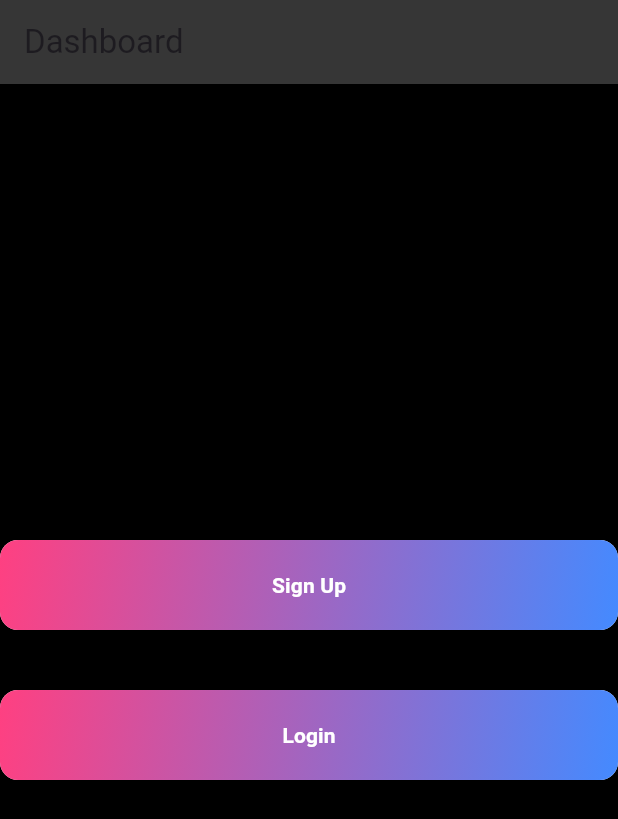
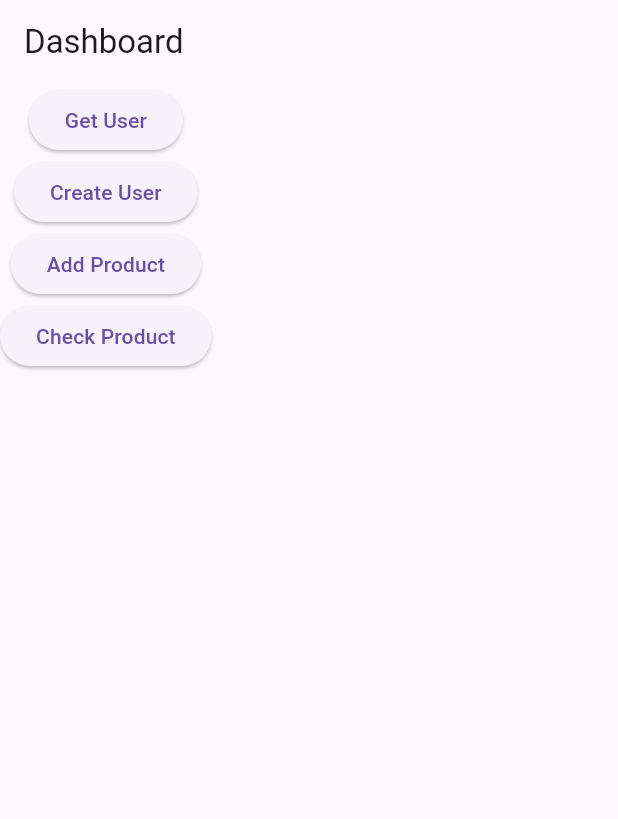
Before and after one commit to varshini2304/healthcare-data-management, a Flutter app: the screen it shows after launch, on a phone screen of 412 x 824 dp. Shown: the top 819 px of the screen. Run offline on Flutter 3.47's test engine with Material 3 defaults, Android fonts, the phone set to English and light mode, and no system bars; our stand-ins replace firebase_core; accounts and stored records are empty.

```diff
--- a/lib/api_service.dart
+++ b/lib/api_service.dart
@@ -1,28 +1,54 @@
-// api_service.dart
-import 'dart:convert';
+import 'dart:convert'; // For JSON encoding/decoding
 import 'package:http/http.dart' as http;
 
 class ApiService {
-  static const String apiUrl = 'https://your-api-endpoint.com/create-user'; // Update with your API URL
+  final String baseUrl = 'http://127.0.0.1:5000'; // Flask backend URL
 
-  Future<bool> createUser(Map<String, dynamic> userData) async {
-    try {
-      final response = await http.post(
-        Uri.parse(apiUrl),
-        headers: {'Content-Type': 'application/json'},
-        body: jsonEncode(userData),
-      );
+  // Fetch user details
+  Future<Map<String, dynamic>> getUser(String userId) async {
+    final response = await http.get(Uri.parse('$baseUrl/get_user?user_id=$userId'));
+    if (response.statusCode == 200) {
+      return json.decode(response.body);
+    } else {
+      throw Exception('Failed to fetch user: ${response.body}');
+    }
+  }
 
-      if (response.statusCode == 200) {
-        // Successfully created user
-        return true;
-      } else {
-        // Handle failure response (you can show a message or log error)
-        return false;
-      }
-    } catch (e) {
-      print("Error creating user: $e");
-      return false;
+  // Create a new user
+  Future<Map<String, dynamic>> createUser(String userId, String userName) async {
+    final response = await http.post(
+      Uri.parse('$baseUrl/create_user'),
+      headers: {'Content-Type': 'application/json'},
+      body: json.encode({'user_id': userId, 'user_name': userName}),
+    );
+    if (response.statusCode == 201) {
+      return json.decode(response.body);
+    } else {
+      throw Exception('Failed to create user: ${response.body}');
+    }
+  }
+
+  // Add a product
+  Future<Map<String, dynamic>> addProduct(String productId, String productName, String ownerId) async {
+    final response = await http.post(
+      Uri.parse('$baseUrl/add_product'),
+      headers: {'Content-Type': 'application/json'},
+      body: json.encode({'product_id': productId, 'product_name': productName, 'owner_id': ownerId}),
+    );
+    if (response.statusCode == 201) {
+      return json.decode(response.body);
+    } else {
+      throw Exception('Failed to add product: ${response.body}');
+    }
+  }
+
+  // Check product details
+  Future<Map<String, dynamic>> checkProduct(String productId) async {
+    final response = await http.get(Uri.parse('$baseUrl/check_product?product_id=$productId'));
+    if (response.statusCode == 200) {
+      return json.decode(response.body);
+    } else {
+      throw Exception('Failed to fetch product: ${response.body}');
     }
   }
 }
--- a/lib/main.dart
+++ b/lib/main.dart
@@ -1,12 +1,17 @@
 import 'package:file_picker/file_picker.dart';
 import 'package:flutter/material.dart';
 import 'dart:math';
+import 'package:flutter/material.dart';
+import 'api_service.dart'; // Import the file containing the ApiService class
+import 'package:firebase_core/firebase_core.dart';
 import 'dart:io';
-
 const Color appBarButtonColor = Color(0xFF363636);
 
 void main() {
-  runApp(const MyApp());
+  runApp(MaterialApp(
+    debugShowCheckedModeBanner: false,
+    home: DashboardScreen(), // Remove 'const' here
+  ));
 }
 
 class MyApp extends StatelessWidget {
@@ -14,7 +19,7 @@ class MyApp extends StatelessWidget {
 
   @override
   Widget build(BuildContext context) {
-    return const MaterialApp(
+    return MaterialApp(
       debugShowCheckedModeBanner: false,
       home: DashboardScreen(),
     );
@@ -22,100 +27,79 @@ class MyApp extends StatelessWidget {
 }
 
 class DashboardScreen extends StatelessWidget {
-  const DashboardScreen({super.key});
+  // Instantiate ApiService
+  final ApiService apiService = ApiService();
+
+  DashboardScreen({Key? key}) : super(key: key);
 
   @override
   Widget build(BuildContext context) {
     return Scaffold(
-      backgroundColor: Colors.black,
-      appBar: AppBar(
-        title: const Text('Dashboard'),
-        backgroundColor: appBarButtonColor,
+      appBar: AppBar(title: const Text('Dashboard')),
+      body: Column(
+        children: [
+          ElevatedButton(
+            onPressed: fetchUser,
+            child: const Text('Get User'),
           ),
-      body: Center(
-        child: Column(
-          mainAxisAlignment: MainAxisAlignment.center,
-          children: [
-            // Sign Up Button with Dual Color Gradient
           ElevatedButton(
-              onPressed: () {
-                Navigator.push(
-                  context,
-                  MaterialPageRoute(builder: (context) => const SignUpScreen()),
-                );
-              },
-              style: ElevatedButton.styleFrom(
-                padding: EdgeInsets.zero,
-                shape: RoundedRectangleBorder(
-                  borderRadius: BorderRadius.circular(12),
+            onPressed: createUser,
+            child: const Text('Create User'),
           ),
+          ElevatedButton(
+            onPressed: addProduct,
+            child: const Text('Add Product'),
           ),
-              child: Ink(
-                decoration: BoxDecoration(
-                  gradient: const LinearGradient(
-                    colors: [Colors.pinkAccent, Colors.blueAccent],
-                    begin: Alignment.topLeft,
-                    end: Alignment.bottomRight,
-                  ),
-                  borderRadius: BorderRadius.circular(12),
-                ),
-                child: Container(
-                  alignment: Alignment.center,
-                  padding: const EdgeInsets.symmetric(horizontal: 40, vertical: 20),
-                  child: const Text(
-                    'Sign Up',
-                    style: TextStyle(
-                      color: Colors.white,
-                      fontWeight: FontWeight.bold,
-                    ),
-                  ),
-                ),
-              ),
-            ),
-            const SizedBox(height: 40),
-
-            // Login Button with Dual Color Gradient
           ElevatedButton(
-              onPressed: () {
-                Navigator.push(
-                  context,
-                  MaterialPageRoute(builder: (context) => const LoginScreen()),
-                );
-              },
-              style: ElevatedButton.styleFrom(
-                padding: EdgeInsets.zero,
-                shape: RoundedRectangleBorder(
-                  borderRadius: BorderRadius.circular(12),
-                ),
-              ),
-              child: Ink(
-                decoration: BoxDecoration(
-                  gradient: const LinearGradient(
-                    colors: [Colors.pinkAccent, Colors.blueAccent],
-                    begin: Alignment.topLeft,
-                    end: Alignment.bottomRight,
-                  ),
-                  borderRadius: BorderRadius.circular(12),
-                ),
-                child: Container(
-                  alignment: Alignment.center,
-                  padding: const EdgeInsets.symmetric(horizontal: 40, vertical: 20),
-                  child: const Text(
-                    'Login',
-                    style: TextStyle(
-                      color: Colors.white,
-                      fontWeight: FontWeight.bold,
-                    ),
-                  ),
-                ),
-              ),
+            onPressed: checkProduct,
+            child: const Text('Check Product'),
           ),
         ],
       ),
-      ),
     );
   }
+
+  // Fetch user details
+  void fetchUser() async {
+    try {
+      final user = await apiService.getUser('123'); // Replace '123' with actual user ID
+      print('User fetched: $user');
+    } catch (e) {
+      print('Error fetching user: $e');
     }
+  }
+
+  // Create a new user
+  void createUser() async {
+    try {
+      final result = await apiService.createUser('123', 'John Doe'); // Replace with actual data
+      print('User created: $result');
+    } catch (e) {
+      print('Error creating user: $e');
+    }
+  }
+
+  // Add a product
+  void addProduct() async {
+    try {
+      final result = await apiService.addProduct('001', 'Laptop', '123'); // Replace with actual data
+      print('Product added: $result');
+    } catch (e) {
+      print('Error adding product: $e');
+    }
+  }
+
+  // Check product details
+  void checkProduct() async {
+    try {
+      final product = await apiService.checkProduct('001'); // Replace '001' with actual product ID
+      print('Product details: $product');
+    } catch (e) {
+      print('Error fetching product: $e');
+    }
+  }
+}
+
 class Log {
   final String phoneNumber;
   final String emailId;
--- a/pubspec.yaml
+++ b/pubspec.yaml
@@ -33,6 +33,8 @@ dependencies:
 
 
     web3dart: ^2.0.0
+    firebase_core: ^2.10.0
+    firebase_auth: ^4.10.0
     http: ^0.13.3
     intl: ^0.18.0
     http_parser: ^4.0.0
```
Also changed, not shown: pubspec.lock, 13 other files. Lines whose indentation alone changed are shown as unchanged.
